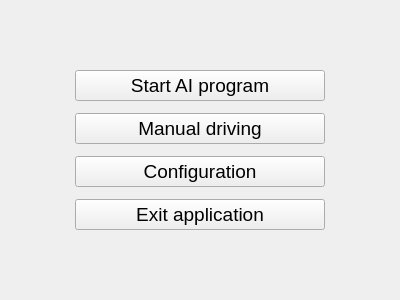
Qt form Software/PC_Application/FormMainMenu.ui (RICCIARDI-Adrien/Cyclope) before a commit.
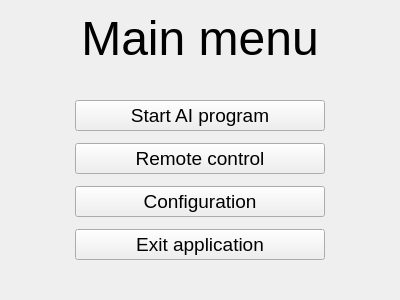
The same form after that commit.

Commit message: [Software][PC application] Added FormMainMenu logic.

Diff of the .ui file:
```diff
--- a/Software/PC_Application/FormMainMenu.ui
+++ b/Software/PC_Application/FormMainMenu.ui
@@ -14,7 +14,20 @@
    <string>Form</string>
   </property>
   <layout class="QGridLayout" name="gridLayout">
-   <item row="1" column="1">
+   <item row="3" column="1">
+    <spacer name="verticalSpacer_2">
+     <property name="orientation">
+      <enum>Qt::Vertical</enum>
+     </property>
+     <property name="sizeHint" stdset="0">
+      <size>
+       <width>20</width>
+       <height>40</height>
+      </size>
+     </property>
+    </spacer>
+   </item>
+   <item row="2" column="1">
     <widget class="QWidget" name="widget" native="true">
      <layout class="QVBoxLayout" name="verticalLayout">
       <property name="spacing">
@@ -55,7 +68,7 @@
          </font>
         </property>
         <property name="text">
-         <string>Manual driving</string>
+         <string>Remote control</string>
         </property>
        </widget>
       </item>
@@ -98,7 +111,7 @@
      </layout>
     </widget>
    </item>
-   <item row="1" column="2">
+   <item row="2" column="2">
     <spacer name="horizontalSpacer_2">
      <property name="orientation">
       <enum>Qt::Horizontal</enum>
@@ -112,6 +125,21 @@
     </spacer>
    </item>
    <item row="0" column="1">
+    <widget class="QLabel" name="label">
+     <property name="font">
+      <font>
+       <pointsize>36</pointsize>
+      </font>
+     </property>
+     <property name="text">
+      <string>Main menu</string>
+     </property>
+     <property name="alignment">
+      <set>Qt::AlignCenter</set>
+     </property>
+    </widget>
+   </item>
+   <item row="1" column="1">
     <spacer name="verticalSpacer">
      <property name="orientation">
       <enum>Qt::Vertical</enum>
@@ -124,7 +152,7 @@
      </property>
     </spacer>
    </item>
-   <item row="1" column="0">
+   <item row="2" column="0">
     <spacer name="horizontalSpacer">
      <property name="orientation">
       <enum>Qt::Horizontal</enum>
@@ -137,19 +165,6 @@
      </property>
     </spacer>
    </item>
-   <item row="2" column="1">
-    <spacer name="verticalSpacer_2">
-     <property name="orientation">
-      <enum>Qt::Vertical</enum>
-     </property>
-     <property name="sizeHint" stdset="0">
-      <size>
-       <width>20</width>
-       <height>40</height>
-      </size>
-     </property>
-    </spacer>
-   </item>
   </layout>
  </widget>
  <resources/>
```
Left out of the diff: 2 changed lines with no effect on the pictures. The commit also changes 2 other files.
